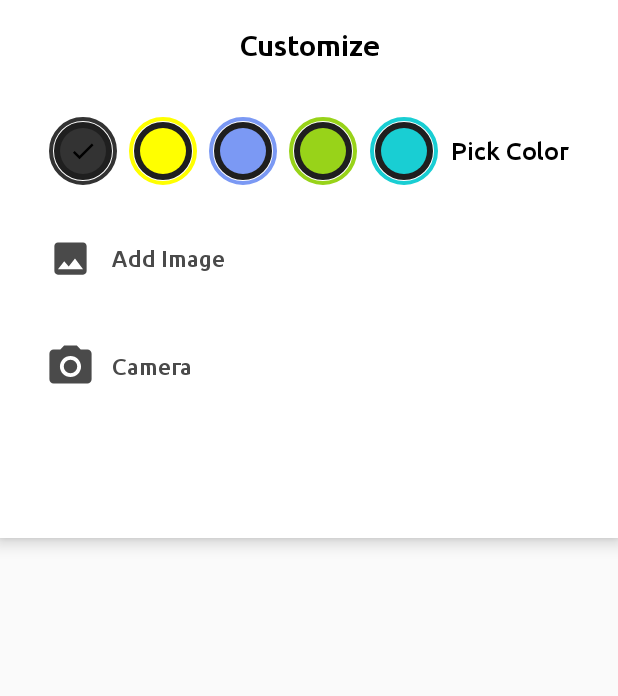
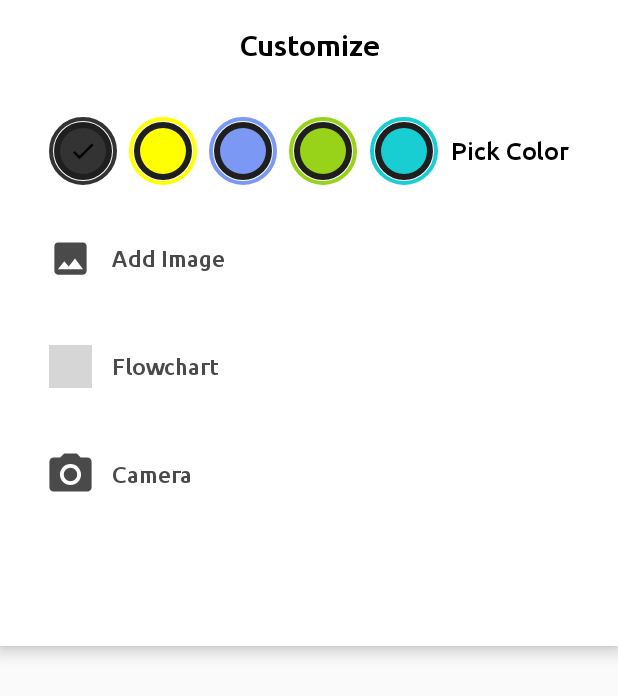
Before and after one commit to RajP99/NoteMe, an Android app: the layout layout_colour.xml on its own in the app's theme, with its tools: preview values and no code run, on a phone screen of 412 x 824 dp. Shown: the top 696 px of the screen. Run offline under Robolectric (Android 15) with nearby library versions, the phone set to English and light mode, and no system bars; grey boxes are pictures that could not be loaded.

Commit message:
fixed up flowchart

```diff
--- a/app/src/main/java/com/uoit/noteme/activites/MainActivity.java
+++ b/app/src/main/java/com/uoit/noteme/activites/MainActivity.java
@@ -229,11 +229,7 @@ public class MainActivity extends AppCompatActivity implements NotesListener {
         return json;
     }
 
-    public void openflowchart(View view) {
-        Intent i = new Intent(this, Flowchart.class);
-        startActivity(i);
 
-    }
 
     public void exportfiles(View view){
         String json = "";
@@ -243,7 +239,7 @@ public class MainActivity extends AppCompatActivity implements NotesListener {
 
         try{
             File file = new File(Environment.getExternalStoragePublicDirectory(Environment.DIRECTORY_DOWNLOADS),
-                    "notes_data.json");
+                    "notes_data.txt");
 //                    if (!root.exists()) {
 //                        root.mkdirs();
 //                    }
--- a/app/src/main/res/layout/layout_colour.xml
+++ b/app/src/main/res/layout/layout_colour.xml
@@ -174,6 +174,34 @@
     </LinearLayout>
 
     <LinearLayout
+        android:id="@+id/layoutAddFlowchart"
+        android:layout_width="match_parent"
+        android:layout_height="@dimen/_35sdp"
+        android:layout_margin="@dimen/_10sdp"
+        android:gravity="center_vertical"
+        android:orientation="horizontal"
+        tools:ignore="UseCompoundDrawables,TouchTargetSizeCheck">
+
+        <ImageView
+            android:layout_width="@dimen/_22sdp"
+            android:layout_height="@dimen/_22sdp"
+            android:contentDescription="@string/app_name"
+            android:src="@drawable/background_note"
+            app:tint="@color/colorIcons" />
+
+        <TextView
+            android:id="@+id/textAddFlowchart"
+            android:layout_width="match_parent"
+            android:layout_height="wrap_content"
+            android:layout_marginStart="@dimen/_10sdp"
+            android:fontFamily="@font/ubuntu_medium"
+            android:includeFontPadding="false"
+            android:text="Flowchart"
+            android:textColor="@color/colorIcons"
+            android:textSize="@dimen/_12ssp" />
+    </LinearLayout>
+
+    <LinearLayout
         android:id="@+id/layoutAddCameraImage"
         android:layout_width="match_parent"
         android:layout_height="@dimen/_35sdp"
```
Also changed, not shown: app/src/main/java/com/uoit/noteme/activites/CreateNoteActivity.java (+12 -0 lines), app/src/main/res/layout/activity_main.xml (+0 -13 lines).
